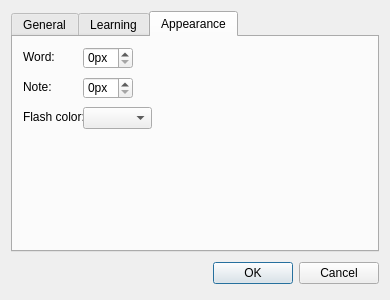
Above: source/settingsdialog.ui from martin-kudlicka/vocabulary-master before the change. Below: the same form after it.
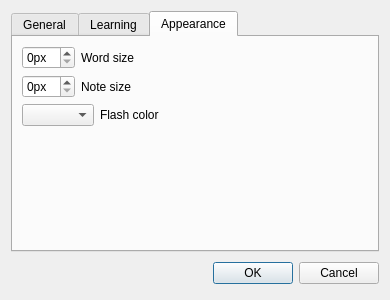
That is the form after the change. The open tabs and pages were chosen to show the change. Custom widgets are drawn as their Qt base class.

Patch:
```diff
--- a/source/settingsdialog.ui
+++ b/source/settingsdialog.ui
@@ -244,81 +244,114 @@
       <attribute name="title">
        <string>Appearance</string>
       </attribute>
-      <widget class="QLabel" name="label_3">
-       <property name="geometry">
-        <rect>
-         <x>10</x>
-         <y>13</y>
-         <width>46</width>
-         <height>13</height>
-        </rect>
-       </property>
-       <property name="text">
-        <string>Word:</string>
-       </property>
-      </widget>
-      <widget class="QLabel" name="qlFontSizeNote">
-       <property name="geometry">
-        <rect>
-         <x>10</x>
-         <y>43</y>
-         <width>46</width>
-         <height>13</height>
-        </rect>
-       </property>
-       <property name="text">
-        <string>Note:</string>
-       </property>
-      </widget>
+      <layout class="QVBoxLayout" name="verticalLayout_5">
+       <item>
+        <layout class="QHBoxLayout" name="horizontalLayout_5">
+         <item>
       <widget class="QSpinBox" name="qsbFontSizeWord">
-       <property name="geometry">
-        <rect>
-         <x>70</x>
-         <y>10</y>
-         <width>50</width>
-         <height>22</height>
-        </rect>
+           <property name="sizePolicy">
+            <sizepolicy hsizetype="Preferred" vsizetype="Fixed">
+             <horstretch>0</horstretch>
+             <verstretch>0</verstretch>
+            </sizepolicy>
        </property>
        <property name="suffix">
         <string>px</string>
        </property>
       </widget>
+         </item>
+         <item>
+          <widget class="QLabel" name="label_3">
+           <property name="sizePolicy">
+            <sizepolicy hsizetype="Expanding" vsizetype="Preferred">
+             <horstretch>0</horstretch>
+             <verstretch>0</verstretch>
+            </sizepolicy>
+           </property>
+           <property name="text">
+            <string>Word size</string>
+           </property>
+           <property name="buddy">
+            <cstring>qsbFontSizeWord</cstring>
+           </property>
+          </widget>
+         </item>
+        </layout>
+       </item>
+       <item>
+        <layout class="QHBoxLayout" name="horizontalLayout_6">
+         <item>
       <widget class="QSpinBox" name="qsbFontSizeNote">
-       <property name="geometry">
-        <rect>
-         <x>70</x>
-         <y>40</y>
-         <width>50</width>
-         <height>22</height>
-        </rect>
+           <property name="sizePolicy">
+            <sizepolicy hsizetype="Preferred" vsizetype="Fixed">
+             <horstretch>0</horstretch>
+             <verstretch>0</verstretch>
+            </sizepolicy>
        </property>
        <property name="suffix">
         <string>px</string>
        </property>
       </widget>
-      <widget class="QLabel" name="qlColorFlash">
-       <property name="geometry">
-        <rect>
-         <x>10</x>
-         <y>73</y>
-         <width>60</width>
-         <height>13</height>
-        </rect>
+         </item>
+         <item>
+          <widget class="QLabel" name="qlFontSizeNote">
+           <property name="sizePolicy">
+            <sizepolicy hsizetype="Expanding" vsizetype="Preferred">
+             <horstretch>0</horstretch>
+             <verstretch>0</verstretch>
+            </sizepolicy>
        </property>
        <property name="text">
-        <string>Flash color:</string>
-       </property>
-      </widget>
+            <string>Note size</string>
+           </property>
+           <property name="buddy">
+            <cstring>qsbFontSizeNote</cstring>
+           </property>
+          </widget>
+         </item>
+        </layout>
+       </item>
+       <item>
+        <layout class="QHBoxLayout" name="horizontalLayout_7">
+         <item>
       <widget class="ColorComboBox" name="qcbColorFlash">
-       <property name="geometry">
-        <rect>
-         <x>70</x>
-         <y>70</y>
-         <width>69</width>
-         <height>22</height>
-        </rect>
-       </property>
-      </widget>
+           <property name="sizePolicy">
+            <sizepolicy hsizetype="Maximum" vsizetype="Fixed">
+             <horstretch>0</horstretch>
+             <verstretch>0</verstretch>
+            </sizepolicy>
+           </property>
+          </widget>
+         </item>
+         <item>
+          <widget class="QLabel" name="qlColorFlash">
+           <property name="sizePolicy">
+            <sizepolicy hsizetype="Expanding" vsizetype="Preferred">
+             <horstretch>0</horstretch>
+             <verstretch>0</verstretch>
+            </sizepolicy>
+           </property>
+           <property name="text">
+            <string>Flash color</string>
+           </property>
+          </widget>
+         </item>
+        </layout>
+       </item>
+       <item>
+        <spacer name="verticalSpacer_3">
+         <property name="orientation">
+          <enum>Qt::Vertical</enum>
+         </property>
+         <property name="sizeHint" stdset="0">
+          <size>
+           <width>20</width>
+           <height>40</height>
+          </size>
+         </property>
+        </spacer>
+       </item>
+      </layout>
      </widget>
     </widget>
    </item>
```
Left out of the diff: 321 changed lines with no effect on the pictures. Lines whose indentation alone changed are shown as unchanged.
